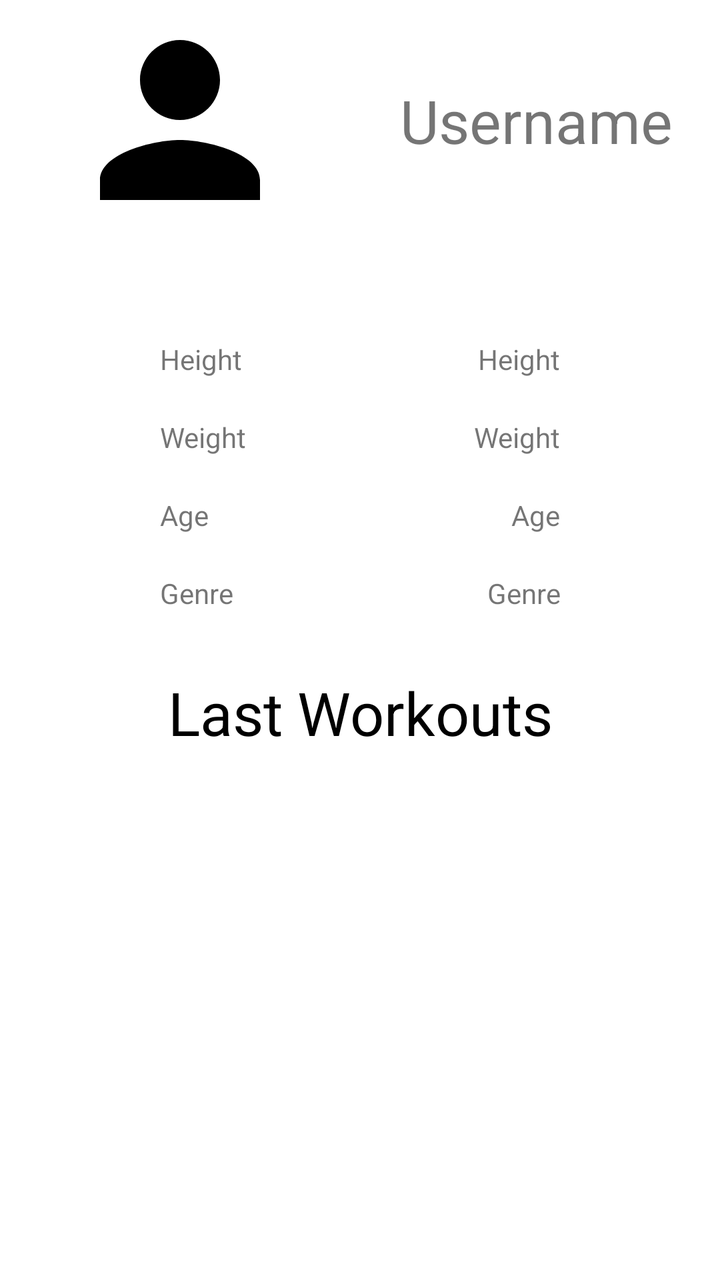
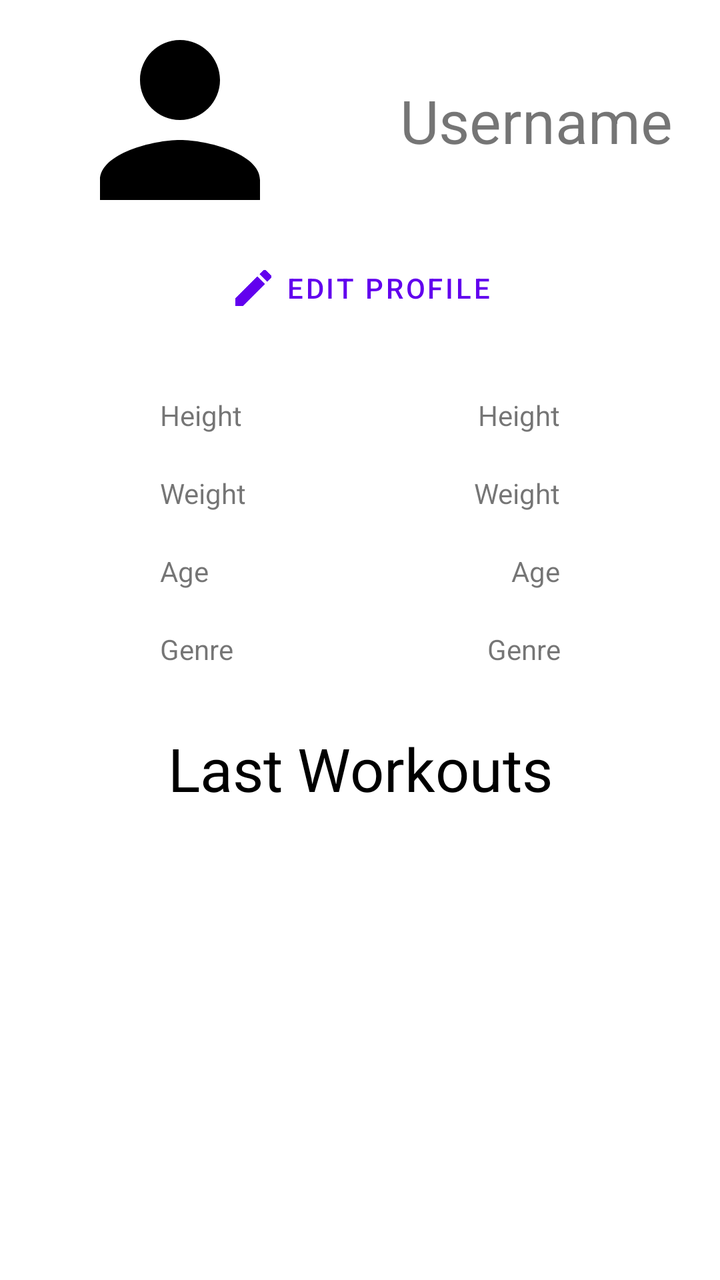

An Android layout rendered at two revisions. The XML below is the earlier revision; the diff shows what the commit changed to produce the second picture.
<!-- AndroidManifest.xml: application theme Theme.FitTrackMobile -->
<!-- res/layout/fragment_user_page.xml -->
<?xml version="1.0" encoding="utf-8"?>
<androidx.constraintlayout.widget.ConstraintLayout xmlns:android="http://schemas.android.com/apk/res/android"
    xmlns:app="http://schemas.android.com/apk/res-auto"
    xmlns:tools="http://schemas.android.com/tools"
    android:layout_width="match_parent"
    android:layout_height="match_parent"
    tools:context=".ui.user_page.UserPageFragment">

    <androidx.constraintlayout.widget.ConstraintLayout
        android:id="@+id/user_bar_layout"
        android:layout_width="match_parent"
        android:layout_height="wrap_content"
        app:layout_constraintTop_toTopOf="parent"
        app:layout_constraintStart_toStartOf="parent"
        app:flow_verticalAlign="center"
        >

        <androidx.appcompat.widget.AppCompatImageView
            android:id="@+id/user_icon"
            android:layout_width="120dp"
            android:layout_height="120dp"
            android:layout_marginStart="30dp"
            app:layout_constraintStart_toStartOf="parent"
            app:layout_constraintTop_toTopOf="parent"
            android:src="@drawable/ic_person_black_24d" />

        <TextView
            android:id="@+id/username"
            android:layout_width="wrap_content"
            android:layout_height="wrap_content"
            android:layout_marginStart="50dp"
            android:textSize="30sp"
            android:text="Username"
            app:layout_constraintTop_toTopOf="parent"
            app:layout_constraintBottom_toBottomOf="parent"
            app:layout_constraintStart_toEndOf="@id/user_icon"/>

    </androidx.constraintlayout.widget.ConstraintLayout>

    <androidx.constraintlayout.widget.ConstraintLayout
        android:id="@+id/measurements_view"
        android:layout_width="match_parent"
        android:layout_height="wrap_content"
        android:orientation="horizontal"
        android:layout_marginTop="50dp"
        app:layout_constraintTop_toBottomOf="@id/user_bar_layout"
        app:layout_constraintStart_toStartOf="parent">

        <LinearLayout
            android:layout_width="wrap_content"
            android:layout_height="wrap_content"
            android:orientation="vertical"
            android:layout_marginStart="80dp"
            app:layout_constraintStart_toStartOf="parent"
            app:layout_constraintTop_toTopOf="parent"
            >

            <TextView
                android:layout_width="match_parent"
                android:layout_height="wrap_content"
                android:layout_marginBottom="20dp"
                android:text="@string/measurements_height"/>

            <TextView
                android:layout_width="match_parent"
                android:layout_height="wrap_content"
                android:layout_marginBottom="20dp"
                android:text="@string/measurements_weight"/>

            <TextView
                android:layout_width="match_parent"
                android:layout_height="wrap_content"
                android:layout_marginBottom="20dp"
                android:text="@string/measurements_age"/>

            <TextView
                android:layout_width="match_parent"
                android:layout_height="wrap_content"
                android:layout_marginBottom="20dp"
                android:text="@string/measurements_genre"/>

        </LinearLayout>

        <LinearLayout
            android:layout_width="wrap_content"
            android:layout_height="wrap_content"
            android:orientation="vertical"
            android:layout_marginEnd="80dp"
            android:textAlignment="textEnd"
            app:layout_constraintEnd_toEndOf="parent"
            app:layout_constraintTop_toTopOf="parent">

            <TextView
                android:id="@+id/height_value"
                android:layout_width="match_parent"
                android:layout_height="wrap_content"
                android:layout_marginBottom="20dp"
                android:textAlignment="inherit"
                android:text="Height"/>

            <TextView
                android:id="@+id/weight_value"
                android:layout_width="match_parent"
                android:layout_height="wrap_content"
                android:layout_marginBottom="20dp"
                android:textAlignment="inherit"
                android:text="Weight"/>

            <TextView
                android:id="@+id/age_value"
                android:layout_width="match_parent"
                android:layout_height="wrap_content"
                android:layout_marginBottom="20dp"
                android:textAlignment="inherit"
                android:text="Age"/>

            <TextView
                android:id="@+id/genre_value"
                android:layout_width="match_parent"
                android:layout_height="wrap_content"
                android:layout_marginBottom="20dp"
                android:textAlignment="inherit"
                android:text="Genre"/>


        </LinearLayout>

    </androidx.constraintlayout.widget.ConstraintLayout>

    <TextView
        android:id="@+id/last_workouts_text"
        android:layout_width="match_parent"
        android:layout_height="wrap_content"
        android:textAlignment="center"
        android:textSize="30sp"
        android:layout_marginTop="10dp"
        android:textColor="@color/black"
        android:text="@string/last_workouts_text"
        app:layout_constraintTop_toBottomOf="@id/measurements_view"/>

    <androidx.recyclerview.widget.RecyclerView
        android:id="@+id/workouts_list"
        android:layout_width="match_parent"
        android:layout_height="wrap_content"
        app:layout_constraintTop_toBottomOf="@id/last_workouts_text"
        android:layout_marginTop="20dp"/>
</androidx.constraintlayout.widget.ConstraintLayout>
<!-- resources referenced by this layout -->
<resources>
  <color name="black">#FF000000</color>
  <!-- drawable ic_person_black_24d (drawable) -->
  <vector android:height="24dp" android:tint="#000000"
      android:viewportHeight="24" android:viewportWidth="24"
      android:width="24dp" xmlns:android="http://schemas.android.com/apk/res/android">
      <path android:fillColor="@android:color/white" android:pathData="M12,12c2.21,0 4,-1.79 4,-4s-1.79,-4 -4,-4 -4,1.79 -4,4 1.79,4 4,4zM12,14c-2.67,0 -8,1.34 -8,4v2h16v-2c0,-2.66 -5.33,-4 -8,-4z"/>
  </vector>
  <string name="last_workouts_text">Last Workouts</string>
  <string name="measurements_age">Age</string>
  <string name="measurements_genre">Genre</string>
  <string name="measurements_height">Height</string>
  <string name="measurements_weight">Weight</string>
  <style name="Theme.FitTrackMobile" parent="Theme.MaterialComponents.DayNight.DarkActionBar">
          
          <item name="colorPrimary">@color/purple_500</item>
          <item name="colorPrimaryVariant">@color/purple_700</item>
          <item name="colorOnPrimary">@color/white</item>
          
          <item name="colorSecondary">@color/teal_200</item>
          <item name="colorSecondaryVariant">@color/teal_700</item>
          <item name="colorOnSecondary">@color/black</item>
          
          <item name="android:statusBarColor">?attr/colorPrimaryVariant</item>
          
      </style>
  <color name="purple_500">#FF6200EE</color>
  <color name="purple_700">#FF3700B3</color>
  <color name="white">#FFFFFFFF</color>
  <color name="teal_200">#FF03DAC5</color>
  <color name="teal_700">#FF018786</color>
</resources>

<!-- the commit's change to res/layout/fragment_user_page.xml (unified diff, before → after) -->
@@ -37,13 +37,25 @@
 
     </androidx.constraintlayout.widget.ConstraintLayout>
 
+    <com.google.android.material.button.MaterialButton
+        android:id="@+id/edit_profile_button"
+        android:layout_width="wrap_content"
+        android:layout_height="wrap_content"
+        app:layout_constraintTop_toBottomOf="@id/user_bar_layout"
+        app:layout_constraintStart_toStartOf="parent"
+        app:layout_constraintEnd_toEndOf="parent"
+        app:icon="@drawable/ic_edit_black_24"
+        android:text="@string/edit_profile_button_text"
+        style="@style/Widget.MaterialComponents.Button.TextButton.Icon"
+        />
+
     <androidx.constraintlayout.widget.ConstraintLayout
         android:id="@+id/measurements_view"
         android:layout_width="match_parent"
         android:layout_height="wrap_content"
         android:orientation="horizontal"
-        android:layout_marginTop="50dp"
-        app:layout_constraintTop_toBottomOf="@id/user_bar_layout"
+        android:layout_marginTop="30dp"
+        app:layout_constraintTop_toBottomOf="@id/edit_profile_button"
         app:layout_constraintStart_toStartOf="parent">
 
         <LinearLayout
<!-- resource entries referenced after the edit -->
@@ -1,12 +1,19 @@
 <!-- resources referenced by this layout -->
 <resources>
   <color name="black">#FF000000</color>
+  <!-- drawable ic_edit_black_24 (drawable) -->
+  <vector android:height="24dp" android:tint="#000000"
+      android:viewportHeight="24" android:viewportWidth="24"
+      android:width="24dp" xmlns:android="http://schemas.android.com/apk/res/android">
+      <path android:fillColor="@android:color/white" android:pathData="M3,17.25V21h3.75L17.81,9.94l-3.75,-3.75L3,17.25zM20.71,7.04c0.39,-0.39 0.39,-1.02 0,-1.41l-2.34,-2.34c-0.39,-0.39 -1.02,-0.39 -1.41,0l-1.83,1.83 3.75,3.75 1.83,-1.83z"/>
+  </vector>
   <!-- drawable ic_person_black_24d (drawable) -->
   <vector android:height="24dp" android:tint="#000000"
       android:viewportHeight="24" android:viewportWidth="24"
       android:width="24dp" xmlns:android="http://schemas.android.com/apk/res/android">
       <path android:fillColor="@android:color/white" android:pathData="M12,12c2.21,0 4,-1.79 4,-4s-1.79,-4 -4,-4 -4,1.79 -4,4 1.79,4 4,4zM12,14c-2.67,0 -8,1.34 -8,4v2h16v-2c0,-2.66 -5.33,-4 -8,-4z"/>
   </vector>
+  <string name="edit_profile_button_text">Edit Profile</string>
   <string name="last_workouts_text">Last Workouts</string>
   <string name="measurements_age">Age</string>
   <string name="measurements_genre">Genre</string>
